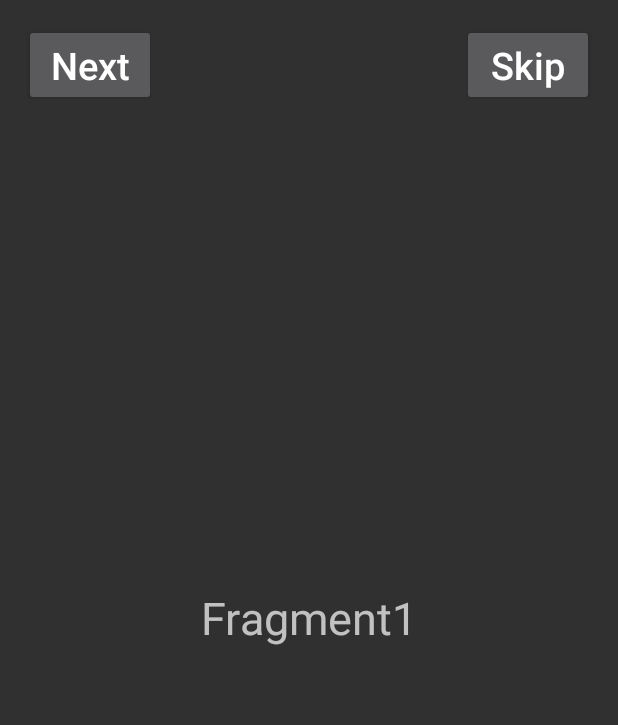
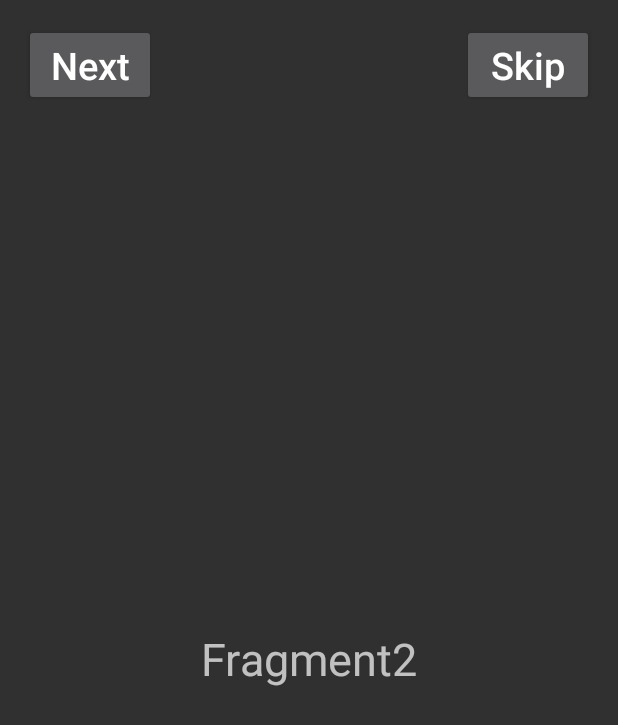
Before and after one commit to PavelMarusov/TODO_A3, an Android app: the screen it shows after launch (IntroActivity), after a tap on "Next", on a phone screen of 412 x 824 dp. Shown: the top 725 px of the screen. Run offline under Robolectric (Android 15) with nearby library versions, the phone set to English and light mode, and no system bars.

Commit message:
work version

```diff
--- a/app/src/main/java/com/example/intro/IntroActivity.java
+++ b/app/src/main/java/com/example/intro/IntroActivity.java
@@ -7,22 +7,83 @@ import androidx.fragment.app.FragmentManager;
 import androidx.fragment.app.FragmentPagerAdapter;
 import androidx.viewpager.widget.ViewPager;
 
+import android.content.Intent;
 import android.os.Bundle;
+import android.util.Log;
+import android.view.View;
+import android.widget.Button;
 
+import com.example.todoa3.MainActivity;
 import com.example.todoa3.R;
 
 public class IntroActivity extends AppCompatActivity {
     ViewPager pager;
+    ViewPagerAdapter viewPagerAdapter;
+    Button next, skip;
+
     @Override
     protected void onCreate(Bundle savedInstanceState) {
         super.onCreate(savedInstanceState);
         setContentView(R.layout.activity_intro);
-        ViewPagerAdapter viewPagerAdapter = new ViewPagerAdapter(getSupportFragmentManager());
-         pager = findViewById(R.id.viewpager);
+        viewPagerAdapter = new ViewPagerAdapter(getSupportFragmentManager());
+        pager = findViewById(R.id.viewpager);
         pager.setAdapter(viewPagerAdapter);
+        next = findViewById(R.id.next_btn);
+        skip = findViewById(R.id.skip_btn);
+        nextClick();
+        next.setOnClickListener(new View.OnClickListener() {
+            @Override
+            public void onClick(View v) {
+                Log.d("pop","onClick next");
+                pager.setCurrentItem(pager.getCurrentItem() + 1, true);
+            }
+        });
+        skip.setOnClickListener(new View.OnClickListener() {
+            @Override
+            public void onClick(View v) {
+                startActivity(new Intent(IntroActivity.this, MainActivity.class));
+                finish();
+            }
+        });
+
+    }
+
+    public void nextClick() {
+
+        pager.addOnPageChangeListener(new ViewPager.OnPageChangeListener() {
+            @Override
+            public void onPageSelected(int position) {
+                if (pager.getCurrentItem() == 2) {
+                    Log.d("pop","if uslovie");
+                    skip.setText("Start");
+                    skip.setOnClickListener(new View.OnClickListener() {
+                        @Override
+                        public void onClick(View v) {
+                            startActivity(new Intent(IntroActivity.this, MainActivity.class));
+                            finish();
+                        }
+                    });
+                    next.setVisibility(View.INVISIBLE);
+
+                } else {
+                    skip.setText("Skip");
+                    next.setVisibility(View.VISIBLE);
+
+                }
+            }
+            @Override
+            public void onPageScrolled(int position, float positionOffset, int positionOffsetPixels) {
 
 
+            }
+
+            @Override
+            public void onPageScrollStateChanged(int state) {
+
+            }
+        });
     }
+
     public class ViewPagerAdapter extends FragmentPagerAdapter {
 
         public ViewPagerAdapter(@NonNull FragmentManager fm) {
@@ -34,7 +95,7 @@ public class IntroActivity extends AppCompatActivity {
         public Fragment getItem(int position) {
             IntroFragment fragment = new IntroFragment();
             Bundle bundle = new Bundle();
-            bundle.putInt("position",position);
+            bundle.putInt("position", position);
             fragment.setArguments(bundle);
             return fragment;
         }
@@ -45,6 +106,5 @@ public class IntroActivity extends AppCompatActivity {
         }
 
 
-
     }
 }
--- a/app/src/main/java/com/example/intro/IntroFragment.java
+++ b/app/src/main/java/com/example/intro/IntroFragment.java
@@ -29,49 +29,18 @@ public class IntroFragment extends Fragment {
     public View onCreateView(LayoutInflater inflater, ViewGroup container,
                              Bundle savedInstanceState) {
         View v = inflater.inflate(R.layout.fragment_intro, container, false);
-        Button skip,next,start;
         TextView textView;
         textView =v.findViewById(R.id.text_fgm);
-        skip = v.findViewById(R.id.skip_btn);
-        next = v.findViewById(R.id.next_btn);
-        start = v.findViewById(R.id.start_btn);
         final int pos = getArguments().getInt("position");
         switch (pos){
             case 0:
                 textView.setText("Fragment1");
-                skip.setOnClickListener(new View.OnClickListener() {
-                    @Override
-                    public void onClick(View v) {
-                        startActivity(new Intent(getContext(), MainActivity.class));
-                    }
-                });
-                next.setOnClickListener(new View.OnClickListener() {
-                    @Override
-                    public void onClick(View v) {
-
-                    }
-                });
                 break;
                 case 1:
                 textView.setText("Fragment2");
-                skip.setOnClickListener(new View.OnClickListener() {
-                    @Override
-                    public void onClick(View v) {
-                        startActivity(new Intent(getContext(), MainActivity.class));
-                    }
-                });
                 break;
                 case 2:
                 textView.setText("Fragment3");
-                skip.setVisibility(View.INVISIBLE);
-                next.setVisibility(View.INVISIBLE);
-                start.setVisibility(View.VISIBLE);
-                start.setOnClickListener(new View.OnClickListener() {
-                    @Override
-                    public void onClick(View v) {
-                        startActivity(new Intent(getContext(), MainActivity.class));
-                    }
-                });
                 break;
         }
 
--- a/app/src/main/res/layout/activity_intro.xml
+++ b/app/src/main/res/layout/activity_intro.xml
@@ -5,9 +5,43 @@
     xmlns:tools="http://schemas.android.com/tools"
     android:layout_width="match_parent"
     android:layout_height="match_parent"
+    android:orientation="vertical"
+    android:padding="16dp"
     tools:context="com.example.intro.IntroActivity">
-    <androidx.viewpager.widget.ViewPager
-        android:id="@+id/viewpager"
+    <FrameLayout
         android:layout_width="match_parent"
-        android:layout_height="match_parent"/>
+        android:layout_height="wrap_content">
+        <Button
+            android:id="@+id/next_btn"
+            android:layout_width="wrap_content"
+            android:layout_height="wrap_content"
+            android:text="Next"
+            android:textAllCaps="false"
+            android:textSize="25dp" />
+
+        <Button
+            android:id="@+id/skip_btn"
+            android:layout_width="wrap_content"
+            android:layout_height="wrap_content"
+            android:layout_gravity="end"
+            android:text="Skip"
+            android:textAllCaps="false"
+            android:textSize="25dp" />
+
+    </FrameLayout>
+
+    <LinearLayout
+        android:layout_width="match_parent"
+        android:layout_height="match_parent">
+
+        <androidx.viewpager.widget.ViewPager
+            android:id="@+id/viewpager"
+            android:layout_width="match_parent"
+            android:layout_height="match_parent" />
+
+    </LinearLayout>
+
+
+
+
 </LinearLayout>
--- a/app/src/main/res/layout/fragment_intro.xml
+++ b/app/src/main/res/layout/fragment_intro.xml
@@ -5,32 +5,9 @@
     android:padding="16dp"
     tools:context="com.example.intro.IntroFragment">
 
-    <Button
-        android:id="@+id/skip_btn"
-        android:layout_width="wrap_content"
-        android:layout_height="wrap_content"
-        android:layout_gravity="end"
-        android:text="Skip"
-        android:textAllCaps="false"
-        android:textSize="25dp" />
-    <Button
-        android:id="@+id/start_btn"
-        android:layout_width="wrap_content"
-        android:layout_height="wrap_content"
-        android:layout_gravity="end"
-        android:text="Start"
-        android:visibility="invisible"
-        android:textAllCaps="false"
-        android:textSize="25dp" />
 
-    <Button
-        android:id="@+id/next_btn"
-        android:layout_width="wrap_content"
-        android:layout_height="wrap_content"
-        android:layout_gravity="start"
-        android:text="Next"
-        android:textAllCaps="false"
-        android:textSize="25dp" />
+
+
 
     <TextView
         android:id="@+id/text_fgm"
```
